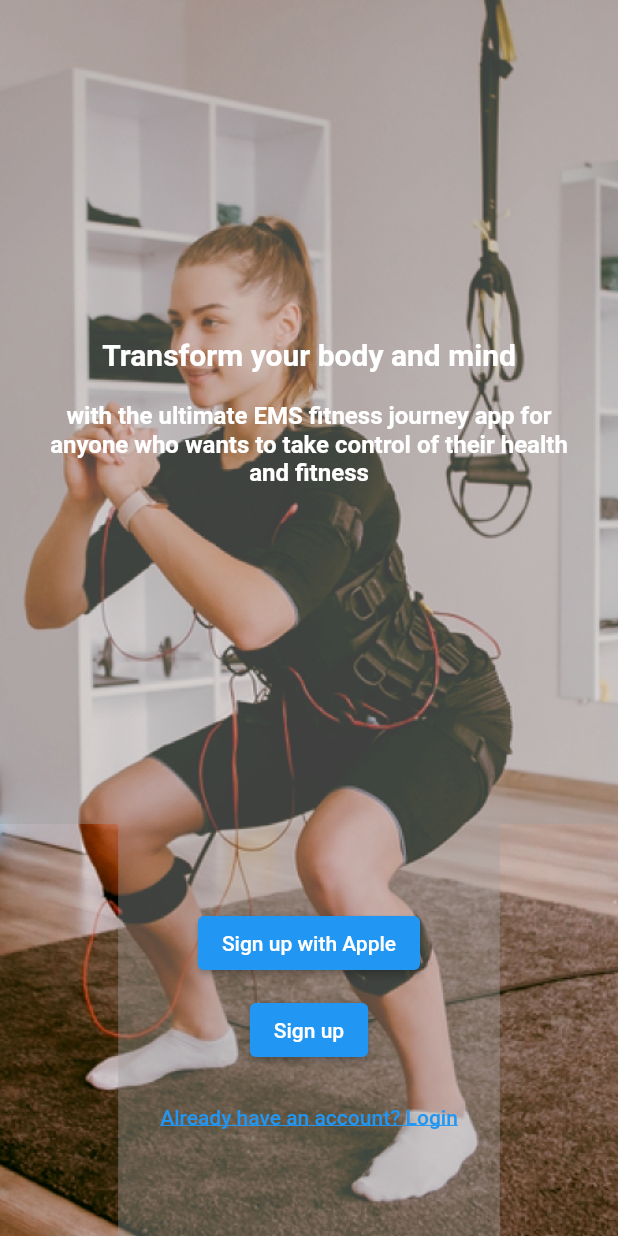
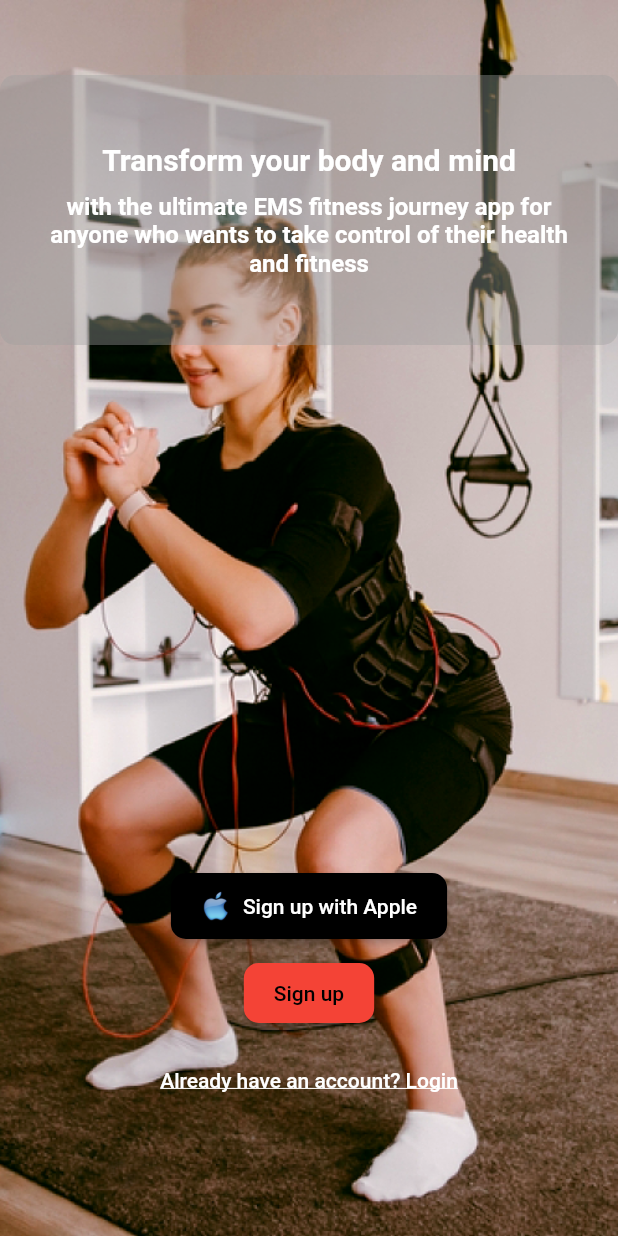
Before and after one commit to Digital-Spike/fitness, a Flutter app: the screen it shows after launch, on a phone screen of 412 x 824 dp. Run offline on Flutter 3.47's test engine with Material 2 defaults, Android fonts, the phone set to English and light mode, and no system bars; our stand-ins replace carousel_slider, cloud_firestore, firebase_auth, firebase_core, fluttertoast, get and 4 more; missing offline and left inert: animated_icon, dart:ffi, ff_navigation_bar_plus; accounts and stored records are empty.

Commit message:
welcome  ui

```diff
--- a/lib/authentication screen/welcome.dart
+++ b/lib/authentication screen/welcome.dart
@@ -19,13 +19,16 @@ class WelcomePage extends StatelessWidget {
           ),
           Column(
             children: [
-              Expanded(
-                flex:
-                    2, // Adjust the flex value to change the height ratio of the sections
+              SizedBox(height: 50),
+              Container(
+                height: 180,
+                width: double.infinity,
                 child: Container(
+                  decoration: BoxDecoration(
                     color: Colors.grey.withOpacity(0.4),
-                  child: Padding(
-                    padding: const EdgeInsets.all(20.0),
+                    borderRadius: BorderRadius.circular(10),
+                  ),
+                  padding: const EdgeInsets.symmetric(horizontal: 20),
                   child: Column(
                     mainAxisAlignment: MainAxisAlignment.center,
                     children: [
@@ -37,7 +40,7 @@ class WelcomePage extends StatelessWidget {
                           color: Colors.white,
                         ),
                       ),
-                        SizedBox(height: 20),
+                      SizedBox(height: 10),
                       Text(
                         'with the ultimate EMS fitness journey app for anyone who wants to take control of their health and fitness',
                         style: TextStyle(
@@ -51,29 +54,46 @@ class WelcomePage extends StatelessWidget {
                   ),
                 ),
               ),
-              ),
-              Expanded(
-                flex:
-                    1, // Adjust the flex value to change the height ratio of the sections
-                child: Container(
-                  color: Colors.grey.withOpacity(0.4),
-                  child: Padding(
-                    padding: const EdgeInsets.all(20.0),
-                    child: Column(
-                      mainAxisAlignment: MainAxisAlignment.center,
+              SizedBox(height: 350),
+              Column(
                 children: [
-                        ElevatedButton(
+                  ElevatedButton.icon(
                     onPressed: () {
                       // TODO: Implement sign up with Apple
                     },
-                          child: Text('Sign up with Apple'),
+                    style: ElevatedButton.styleFrom(
+                      primary: Colors.black,
+                      onPrimary: Colors.white,
+                      shape: RoundedRectangleBorder(
+                        borderRadius: BorderRadius.circular(10),
+                      ),
+                      padding:
+                          EdgeInsets.symmetric(vertical: 12, horizontal: 20),
+                    ),
+                    icon: Image.asset(
+                      'assets/icons/blue.png',
+                      height: 20,
+                      width: 20,
+                    ),
+                    label: Text('Sign up with Apple'),
                   ),
                   SizedBox(height: 10),
                   ElevatedButton(
                     onPressed: () {
                       // TODO: Implement regular sign up
                     },
+                    style: ElevatedButton.styleFrom(
+                      primary: Colors.red,
+                      onPrimary: Colors.black,
+                      shape: RoundedRectangleBorder(
+                        borderRadius: BorderRadius.circular(10),
+                      ),
+                      padding:
+                          EdgeInsets.symmetric(vertical: 12, horizontal: 20),
+                    ),
                     child: Text('Sign up'),
+                  ),
+                ],
               ),
               SizedBox(height: 10),
               TextButton(
@@ -85,15 +105,13 @@ class WelcomePage extends StatelessWidget {
                     ),
                   );
                 },
+                style: TextButton.styleFrom(
+                  primary: Colors.white,
+                ),
                 child: Text(
                   'Already have an account? Login',
                   style: TextStyle(
                     decoration: TextDecoration.underline,
-                            ),
-                          ),
-                        ),
-                      ],
-                    ),
                   ),
                 ),
               ),
```
Also changed, not shown: assets/icons/blue.png (added). Lines whose indentation alone changed are shown as unchanged.
